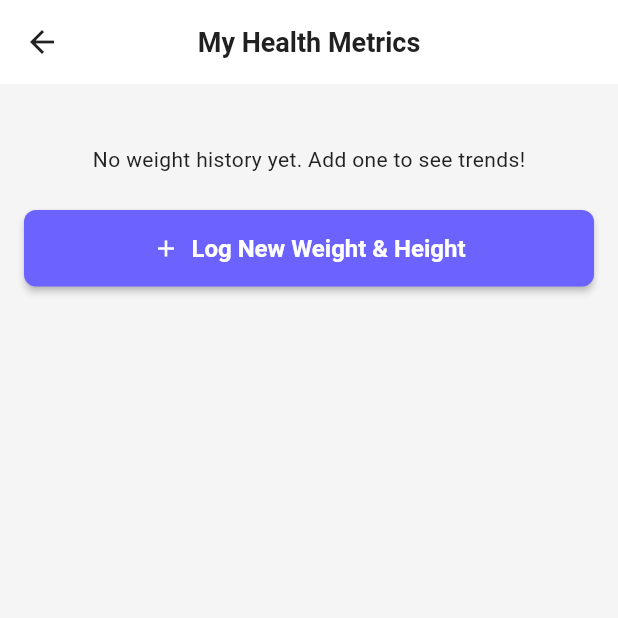
After one commit to sulekhniwal-star/Fitness-App, a Flutter app: the HealthTab screen opened directly, after a tap on "Log New Weight & Height", on a phone screen of 412 x 824 dp, the top half of it. The commit adds this screen. Run offline on Flutter 3.47's test engine with Material 3 defaults, Android fonts, the phone set to English and light mode, and no system bars; our stand-ins replace connectivity_plus, fl_chart, flutter_riverpod, flutter_secure_storage, go_router, hive and 4 more; missing offline and left inert: barcode_scan2; accounts and stored records are empty.

Commit message:
feat(phase-3): Setup BMI Metrics and Health Tab Tracker

```diff
--- a/fitkarma/lib/core/storage/hive_service.dart
+++ b/fitkarma/lib/core/storage/hive_service.dart
@@ -3,6 +3,7 @@ import '../../core/constants/app_constants.dart';
 import '../../data/models/user_model.dart';
 import '../../data/models/food_log_model.dart';
 import '../../data/models/workout_model.dart';
+import '../../data/models/weight_log_model.dart';
 
 /// Service for managing local storage via Hive.
 class HiveService {
@@ -22,6 +23,7 @@ class HiveService {
     Hive.registerAdapter(UserModelAdapter());
     Hive.registerAdapter(FoodLogModelAdapter());
     Hive.registerAdapter(WorkoutModelAdapter());
+    Hive.registerAdapter(WeightLogModelAdapter());
 
     // Open required core boxes for offline-first capabilities
     userBox = await Hive.openBox<UserModel>(AppConstants.userBox);
@@ -33,7 +35,7 @@ class HiveService {
 
     // Auxiliary boxes
     waterBox = await Hive.openBox(AppConstants.waterBox);
-    weightBox = await Hive.openBox(AppConstants.weightBox);
+    weightBox = await Hive.openBox<WeightLogModel>(AppConstants.weightBox);
     settingsBox = await Hive.openBox(AppConstants.settingsBox);
   }
 
--- /dev/null
+++ b/fitkarma/lib/data/providers/weight_provider.dart
@@ -0,0 +1,77 @@
+import 'package:flutter_riverpod/flutter_riverpod.dart';
+import 'package:uuid/uuid.dart';
+
+import '../models/weight_log_model.dart';
+import '../../core/storage/hive_service.dart';
+import '../../core/sync/sync_service.dart';
+import 'auth_provider.dart';
+
+class WeightNotifier extends StateNotifier<List<WeightLogModel>> {
+  final Ref _ref;
+
+  WeightNotifier(this._ref) : super([]) {
+    _loadHistory();
+  }
+
+  void _loadHistory() {
+    final box = HiveService.weightBox;
+    final logs = box.values.cast<WeightLogModel>().toList();
+    logs.sort((a, b) => b.date.compareTo(a.date));
+    state = logs;
+  }
+
+  Future<void> logWeight(double newWeightKg, double heightCm) async {
+    final authState = _ref.read(authStateProvider);
+    final user = authState.user;
+    if (user == null) return;
+
+    // Calculate BMI
+    // BMI = weight(kg) / (height(m) * height(m))
+    final heightM = heightCm / 100;
+    final bmi = heightM > 0 ? (newWeightKg / (heightM * heightM)) : 0.0;
+
+    final log = WeightLogModel(
+      id: const Uuid().v4(),
+      userId: user.id,
+      weightKg: newWeightKg,
+      bmi: bmi,
+      date: DateTime.now(),
+    );
+
+    // Save to Hive locally
+    await HiveService.weightBox.put(log.id, log);
+
+    // Reload State
+    _loadHistory();
+
+    // Update global user model
+    final updatedUser = user.copyWith(
+      weightKg: newWeightKg,
+      heightCm: heightCm,
+    );
+    _ref.read(authStateProvider.notifier).updateUser(updatedUser);
+
+    // Sync log to PocketBase
+    _ref.read(syncServiceProvider).enqueueAction(
+          collection: 'weight_logs',
+          operation: 'create',
+          data: log.toJson(),
+        );
+
+    // Sync updated user globally to PocketBase
+    _ref.read(syncServiceProvider).enqueueAction(
+      collection: 'users',
+      operation: 'update',
+      recordId: updatedUser.id,
+      data: {
+        'weight_kg': newWeightKg,
+        'height_cm': heightCm,
+      },
+    );
+  }
+}
+
+final weightProvider =
+    StateNotifierProvider<WeightNotifier, List<WeightLogModel>>((ref) {
+  return WeightNotifier(ref);
+});
--- /dev/null
+++ b/fitkarma/lib/presentation/screens/profile/health_tab.dart
@@ -0,0 +1,269 @@
+import 'package:flutter/material.dart';
+import 'package:flutter_riverpod/flutter_riverpod.dart';
+import 'package:fl_chart/fl_chart.dart';
+
+import '../../../core/theme/app_theme.dart';
+import '../../../data/providers/auth_provider.dart';
+import '../../../data/providers/weight_provider.dart';
+
+class HealthTab extends ConsumerStatefulWidget {
+  const HealthTab({super.key});
+
+  @override
+  ConsumerState<HealthTab> createState() => _HealthTabState();
+}
+
+class _HealthTabState extends ConsumerState<HealthTab> {
+  @override
+  Widget build(BuildContext context) {
+    final weightLogs = ref.watch(weightProvider);
+    final user = ref.watch(authStateProvider).user;
+
+    return Scaffold(
+      appBar: AppBar(
+        title: const Text('My Health Metrics'),
+      ),
+      body: SingleChildScrollView(
+        padding: const EdgeInsets.all(16.0),
+        child: Column(
+          crossAxisAlignment: CrossAxisAlignment.stretch,
+          children: [
+            if (user != null)
+              _buildBMICard(context, user.weightKg ?? 0.0, user.heightCm ?? 0.0,
+                  user.bmi ?? 0.0),
+            const SizedBox(height: 24),
+            _buildChartSection(context, weightLogs),
+            const SizedBox(height: 24),
+            ElevatedButton.icon(
+              onPressed: () => _showUpdateDialog(context),
+              icon: const Icon(Icons.add),
+              label: const Text('Log New Weight & Height'),
+              style: ElevatedButton.styleFrom(
+                minimumSize: const Size(double.infinity, 50),
+                backgroundColor: AppTheme.primaryColor,
+                foregroundColor: Colors.white,
+              ),
+            ),
+          ],
+        ),
+      ),
+    );
+  }
+
+  Widget _buildBMICard(
+      BuildContext context, double weight, double height, double bmi) {
+    // Determine category correctly based on standard Indian demographics mappings.
+    // Generally, Asian/Indian BMI markers are slightly lower than generic WHO ones.
+    String category = 'Unknown';
+    Color color = Colors.grey;
+
+    if (bmi > 0 && bmi < 18.5) {
+      category = 'Underweight';
+      color = Colors.orange;
+    } else if (bmi >= 18.5 && bmi <= 22.9) {
+      category = 'Normal';
+      color = AppTheme.primaryColor;
+    } else if (bmi >= 23 && bmi <= 24.9) {
+      category = 'Overweight';
+      color = Colors.orange;
+    } else if (bmi >= 25) {
+      category = 'Obese';
+      color = AppTheme.errorColor;
+    }
+
+    return Card(
+      elevation: 4,
+      shape: RoundedRectangleBorder(borderRadius: BorderRadius.circular(16)),
+      child: Padding(
+        padding: const EdgeInsets.all(20.0),
+        child: Column(
+          children: [
+            const Text(
+              'Your BMI Status',
+              style: TextStyle(fontSize: 18, fontWeight: FontWeight.bold),
+            ),
+            const SizedBox(height: 16),
+            Row(
+              mainAxisAlignment: MainAxisAlignment.spaceAround,
+              children: [
+                Column(
+                  children: [
+                    Text('${weight.toStringAsFixed(1)} kg',
+                        style: const TextStyle(
+                            fontSize: 24, fontWeight: FontWeight.bold)),
+                    const Text('Weight', style: TextStyle(color: Colors.grey)),
+                  ],
+                ),
+                Column(
+                  children: [
+                    Text(bmi > 0 ? bmi.toStringAsFixed(1) : '--',
+                        style: TextStyle(
+                            fontSize: 32,
+                            fontWeight: FontWeight.bold,
+                            color: color)),
+                    Container(
+                      padding: const EdgeInsets.symmetric(
+                          horizontal: 12, vertical: 4),
+                      decoration: BoxDecoration(
+                        color: color.withValues(alpha: 0.1),
+                        borderRadius: BorderRadius.circular(12),
+                      ),
+                      child: Text(category,
+                          style: TextStyle(
+                              color: color, fontWeight: FontWeight.bold)),
+                    ),
+                  ],
+                ),
+                Column(
+                  children: [
+                    Text('${height.toStringAsFixed(1)} cm',
+                        style: const TextStyle(
+                            fontSize: 24, fontWeight: FontWeight.bold)),
+                    const Text('Height', style: TextStyle(color: Colors.grey)),
+                  ],
+                ),
+              ],
+            ),
+          ],
+        ),
+      ),
+    );
+  }
+
+  Widget _buildChartSection(BuildContext context, List logs) {
+    if (logs.isEmpty) {
+      return const Center(
+          child: Text('No weight history yet. Add one to see trends!'));
+    }
+
+    // Sort ascending for chart (earliest to latest)
+    final sortedLogs = List.from(logs)
+      ..sort((a, b) => a.date.compareTo(b.date));
+
+    // For FlChart, we need floats X and Y
+    final spots = <FlSpot>[];
+    for (int i = 0; i < sortedLogs.length; i++) {
+      spots.add(FlSpot(i.toDouble(), sortedLogs[i].weightKg));
+    }
+
+    final minWei =
+        sortedLogs.reduce((a, b) => a.weightKg < b.weightKg ? a : b).weightKg -
+            5.0;
+    final maxWei =
+        sortedLogs.reduce((a, b) => a.weightKg > b.weightKg ? a : b).weightKg +
+            5.0;
+
+    return Container(
+      height: 250,
+      padding: const EdgeInsets.all(16),
+      decoration: BoxDecoration(
+        color: Theme.of(context).cardColor,
+        borderRadius: BorderRadius.circular(16),
+        boxShadow: [
+          BoxShadow(
+              color: Colors.black.withValues(alpha: 0.05),
+              blurRadius: 10,
+              offset: const Offset(0, 4)),
+        ],
+      ),
+      child: Column(
+        crossAxisAlignment: CrossAxisAlignment.stretch,
+        children: [
+          const Text('Weight Trend (kg)',
+              style: TextStyle(fontWeight: FontWeight.bold)),
+          const SizedBox(height: 16),
+          Expanded(
+            child: LineChart(
+              LineChartData(
+                minY: minWei < 0 ? 0 : minWei,
+                maxY: maxWei,
+                lineBarsData: [
+                  LineChartBarData(
+                    spots: spots,
+                    isCurved: true,
+                    color: AppTheme.primaryColor,
+                    barWidth: 4,
+                    dotData: const FlDotData(show: true),
+                    belowBarData: BarAreaData(
+                      show: true,
+                      color: AppTheme.primaryColor.withValues(alpha: 0.2),
+                    ),
+                  ),
+                ],
+                titlesData: FlTitlesData(
+                  topTitles: const AxisTitles(
+                      sideTitles: SideTitles(showTitles: false)),
+                  rightTitles: const AxisTitles(
+                      sideTitles: SideTitles(showTitles: false)),
+                  bottomTitles: const AxisTitles(
+                      sideTitles:
+                          SideTitles(showTitles: false)), // Simplified for MVP
+                ),
+                gridData: const FlGridData(show: false),
+                borderData: FlBorderData(show: false),
+              ),
+            ),
+          ),
+        ],
+      ),
+    );
+  }
+
+  void _showUpdateDialog(BuildContext context) {
+    final user = ref.read(authStateProvider).user;
+    if (user == null) return;
+
+    double newWeight = user.weightKg ?? 0.0;
+    double newHeight = user.heightCm ?? 0.0;
+
+    showDialog(
+      context: context,
+      builder: (ctx) {
+        return AlertDialog(
+          title: const Text('Update Vitals'),
+          content: Column(
+            mainAxisSize: MainAxisSize.min,
+            children: [
+              TextFormField(
+                initialValue: (user.weightKg ?? 0.0).toString(),
+                keyboardType:
+                    const TextInputType.numberWithOptions(decimal: true),
+                decoration: const InputDecoration(labelText: 'Weight (kg)'),
+                onChanged: (val) =>
+                    newWeight = double.tryParse(val) ?? newWeight,
+              ),
+              const SizedBox(height: 16),
+              TextFormField(
+                initialValue: (user.heightCm ?? 0.0).toString(),
+                keyboardType:
+                    const TextInputType.numberWithOptions(decimal: true),
+                decoration: const InputDecoration(labelText: 'Height (cm)'),
+                onChanged: (val) =>
+                    newHeight = double.tryParse(val) ?? newHeight,
+              ),
+            ],
+          ),
+          actions: [
+            TextButton(
+              onPressed: () => Navigator.of(context).pop(),
+              child: const Text('Cancel'),
+            ),
+            ElevatedButton(
+              onPressed: () {
+                ref
+                    .read(weightProvider.notifier)
+                    .logWeight(newWeight, newHeight);
+                Navigator.of(context).pop();
+                ScaffoldMessenger.of(context).showSnackBar(
+                  const SnackBar(
+                      content: Text('Health metrics safely updated!')),
+                );
+              },
+              child: const Text('Save'),
+            )
+          ],
+        );
+      },
+    );
+  }
+}
```
Also changed, not shown: fitkarma/lib/data/models/weight_log_model.dart (added, +49 -0 lines), fitkarma/lib/presentation/screens/profile/profile_screen.dart (+10 -4 lines), fitkarma/lib/data/models/weight_log_model.g.dart (added), 2 other files.
